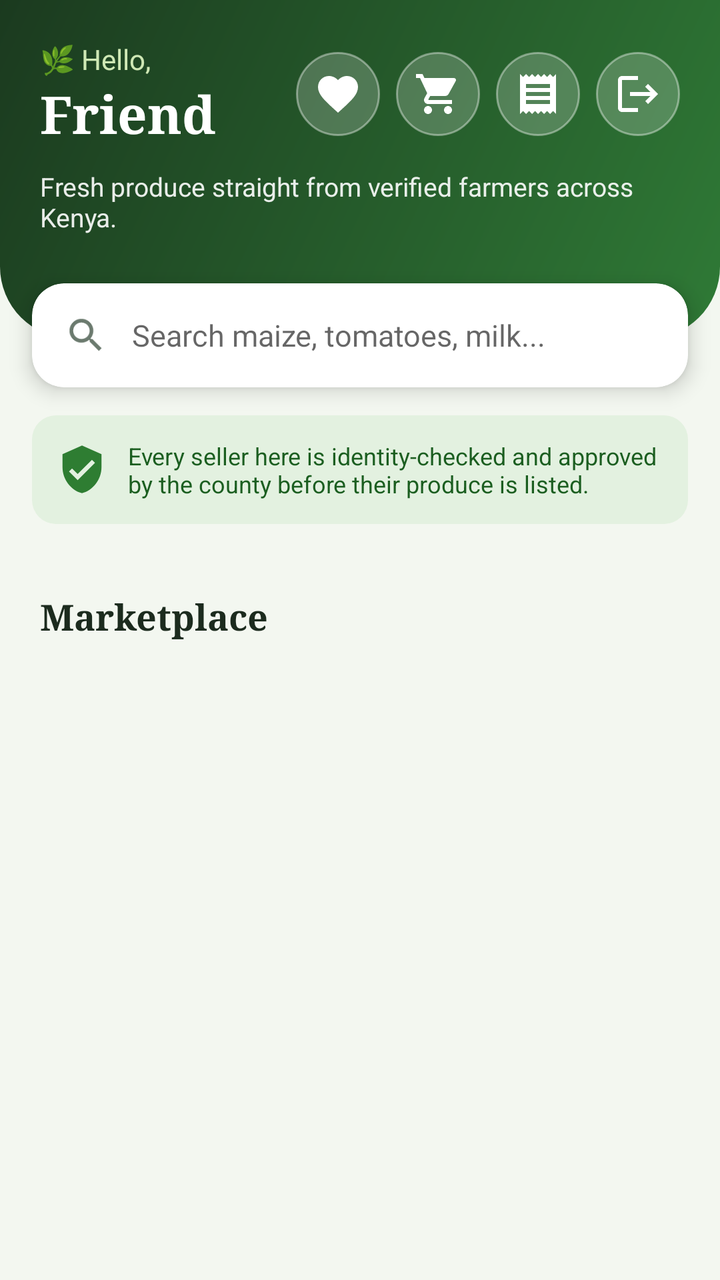
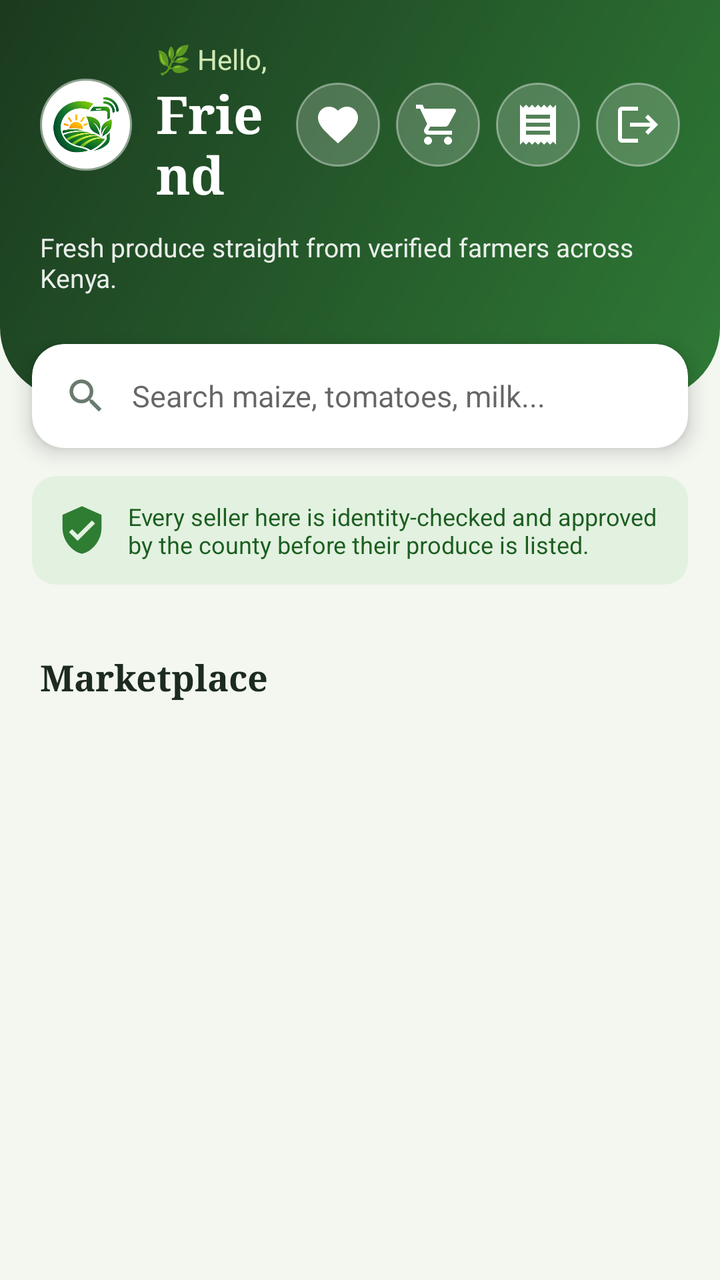

Two renders of the same Android screen: before a commit and after it. Below are the layout's source before the change and the commit's diff.
<!-- AndroidManifest.xml: activity theme Theme.FarmConnect.FarmerDash -->
<!-- res/layout/activity_buyer_home.xml -->
<?xml version="1.0" encoding="utf-8"?>
<androidx.core.widget.NestedScrollView xmlns:android="http://schemas.android.com/apk/res/android"
    xmlns:app="http://schemas.android.com/apk/res-auto"
    android:layout_width="match_parent" android:layout_height="match_parent"
    android:background="@color/fc_bg" android:fillViewport="true" android:scrollbars="none">

    <LinearLayout android:layout_width="match_parent" android:layout_height="wrap_content"
        android:orientation="vertical">

        
        <LinearLayout android:layout_width="match_parent" android:layout_height="wrap_content"
            android:background="@drawable/bg_dash_header" android:orientation="vertical"
            android:paddingBottom="52dp" android:paddingStart="20dp" android:paddingEnd="20dp"
            android:paddingTop="20dp">
            <LinearLayout android:layout_width="match_parent" android:layout_height="wrap_content"
                android:gravity="center_vertical" android:orientation="horizontal">
                <LinearLayout android:layout_width="0dp" android:layout_height="wrap_content"
                    android:layout_weight="1" android:orientation="vertical">
                    <TextView android:layout_width="wrap_content" android:layout_height="wrap_content"
                        android:text="@string/t_d7f55953" android:textColor="#CFE8B5" android:textSize="14sp" />
                    <TextView android:id="@+id/tvGreeting" android:layout_width="wrap_content"
                        android:layout_height="wrap_content" android:fontFamily="serif" android:text="@string/t_930a9184"
                        android:textColor="#FFFFFF" android:textSize="26sp" android:textStyle="bold" />
                </LinearLayout>
                <ImageButton android:id="@+id/btnWishlist" android:layout_width="42dp" android:layout_height="42dp"
                    android:background="@drawable/bg_icon_glass" android:contentDescription="@string/t_641254d7"
                    android:padding="10dp" android:src="@drawable/ic_heart" android:tint="#FFFFFF" />
                <ImageButton android:id="@+id/btnCart" android:layout_width="42dp" android:layout_height="42dp"
                    android:layout_marginStart="8dp" android:background="@drawable/bg_icon_glass"
                    android:contentDescription="@string/t_a85eba4c" android:padding="10dp" android:src="@drawable/ic_cart"
                    android:tint="#FFFFFF" />
                <ImageButton android:id="@+id/btnOrders" android:layout_width="42dp" android:layout_height="42dp"
                    android:layout_marginStart="8dp" android:background="@drawable/bg_icon_glass"
                    android:contentDescription="@string/t_74ecd923" android:padding="10dp" android:src="@drawable/ic_receipt"
                    android:tint="#FFFFFF" />
                <ImageButton android:id="@+id/btnLogout" android:layout_width="42dp" android:layout_height="42dp"
                    android:layout_marginStart="8dp" android:background="@drawable/bg_icon_glass"
                    android:contentDescription="@string/t_4394c8d8" android:padding="10dp" android:src="@drawable/ic_logout"
                    android:tint="#FFFFFF" />
            </LinearLayout>
            <TextView android:layout_width="wrap_content" android:layout_height="wrap_content"
                android:layout_marginTop="10dp" android:text="@string/t_9c0990f6"
                android:textColor="#E6FFFFFF" android:textSize="13sp" />
        </LinearLayout>

        
        <com.google.android.material.card.MaterialCardView android:layout_width="match_parent"
            android:layout_height="wrap_content" android:layout_marginStart="16dp" android:layout_marginEnd="16dp"
            android:layout_marginTop="-28dp" app:cardBackgroundColor="@color/fc_card" app:cardCornerRadius="16dp"
            app:cardElevation="6dp" app:strokeWidth="0dp">
            <LinearLayout android:layout_width="match_parent" android:layout_height="wrap_content"
                android:gravity="center_vertical" android:orientation="horizontal" android:paddingStart="16dp"
                android:paddingEnd="8dp">
                <ImageView android:layout_width="22dp" android:layout_height="22dp" android:contentDescription="@string/t_13348442"
                    android:src="@drawable/ic_search" android:tint="@color/fc_muted" />
                <EditText android:id="@+id/etSearch" android:layout_width="0dp" android:layout_height="52dp"
                    android:layout_weight="1" android:background="@null" android:hint="@string/t_b30eeae8"
                    android:imeOptions="actionSearch" android:inputType="text" android:maxLines="1"
                    android:paddingStart="12dp" android:paddingEnd="12dp" android:textSize="15sp" />
            </LinearLayout>
        </com.google.android.material.card.MaterialCardView>

        
        <LinearLayout android:layout_width="match_parent" android:layout_height="wrap_content"
            android:layout_marginStart="16dp" android:layout_marginEnd="16dp" android:layout_marginTop="14dp"
            android:background="@drawable/bg_chip" android:backgroundTint="#E3F1E0" android:gravity="center_vertical"
            android:orientation="horizontal" android:padding="12dp">
            <ImageView android:layout_width="26dp" android:layout_height="26dp" android:contentDescription="@string/t_3f68e67d"
                android:src="@drawable/ic_verified" android:tint="@color/fc_primary" />
            <TextView android:layout_width="0dp" android:layout_height="wrap_content" android:layout_marginStart="10dp"
                android:layout_weight="1" android:text="@string/t_5ddbdf55"
                android:textColor="#1B5E20" android:textSize="12sp" />
        </LinearLayout>


    <HorizontalScrollView android:layout_width="match_parent" android:layout_height="wrap_content"
        android:clipToPadding="false" android:paddingEnd="12dp" android:paddingStart="12dp" android:paddingTop="12dp"
        android:scrollbars="none">
        <LinearLayout android:id="@+id/hubContainer" android:layout_width="wrap_content" android:layout_height="wrap_content"
            android:orientation="horizontal" />
    </HorizontalScrollView>

        
        <HorizontalScrollView android:layout_width="match_parent" android:layout_height="wrap_content"
            android:layout_marginTop="8dp" android:scrollbars="none">
            <com.google.android.material.chip.ChipGroup android:id="@+id/chipGroup"
                android:layout_width="wrap_content" android:layout_height="wrap_content"
                android:paddingStart="12dp" android:paddingEnd="12dp" android:paddingTop="4dp" android:paddingBottom="4dp"
                app:selectionRequired="true" app:singleLine="true" app:singleSelection="true" />
        </HorizontalScrollView>

        <LinearLayout android:layout_width="match_parent" android:layout_height="wrap_content"
            android:gravity="center_vertical" android:orientation="horizontal" android:paddingStart="20dp"
            android:paddingEnd="20dp" android:paddingTop="6dp">
            <TextView android:id="@+id/tvCount" android:layout_width="0dp" android:layout_height="wrap_content"
                android:layout_weight="1" android:fontFamily="serif" android:text="@string/t_675e31b9"
                android:textColor="@color/fc_text" android:textSize="18sp" android:textStyle="bold" />
            <ProgressBar android:id="@+id/progress" android:layout_width="22dp" android:layout_height="22dp"
                android:visibility="gone" />
        </LinearLayout>

        <TextView android:id="@+id/tvEmpty" android:layout_width="match_parent" android:layout_height="wrap_content"
            android:gravity="center" android:padding="36dp"
            android:text="@string/t_d434f4b8"
            android:textColor="@color/fc_muted" android:visibility="gone" />

        <androidx.recyclerview.widget.RecyclerView android:id="@+id/rv" android:layout_width="match_parent"
            android:layout_height="wrap_content" android:nestedScrollingEnabled="false"
            android:paddingBottom="24dp" />
    </LinearLayout>
</androidx.core.widget.NestedScrollView>
<!-- resources referenced by this layout -->
<resources>
  <color name="fc_bg">#F3F7F0</color>
  <color name="fc_card">#FFFFFF</color>
  <color name="fc_muted">#6B7A6E</color>
  <color name="fc_primary">#2E7D32</color>
  <color name="fc_text">#1C2B1E</color>
  <!-- drawable bg_chip (drawable) -->
  <?xml version="1.0" encoding="utf-8"?>
  <shape xmlns:android="http://schemas.android.com/apk/res/android" android:shape="rectangle">
      <solid android:color="#FFFFFF" />
      <corners android:radius="12dp" />
  </shape>
  <!-- drawable bg_dash_header (drawable) -->
  <?xml version="1.0" encoding="utf-8"?>
  <shape xmlns:android="http://schemas.android.com/apk/res/android" android:shape="rectangle">
      <gradient android:angle="315" android:startColor="#1B3A1F" android:endColor="#2F7A36" />
      <corners android:bottomLeftRadius="36dp" android:bottomRightRadius="36dp" />
  </shape>
  <!-- drawable bg_icon_glass (drawable) -->
  <?xml version="1.0" encoding="utf-8"?>
  <shape xmlns:android="http://schemas.android.com/apk/res/android" android:shape="oval">
      <solid android:color="#33FFFFFF" />
      <stroke android:width="1dp" android:color="#66FFFFFF" />
  </shape>
  <!-- drawable ic_logout (drawable) -->
  <vector xmlns:android="http://schemas.android.com/apk/res/android"
      android:width="24dp" android:height="24dp" android:viewportWidth="24" android:viewportHeight="24">
      <path android:fillColor="#FF000000" android:pathData="M17,7l-1.41,1.41L18.17,11H8v2h10.17l-2.58,2.58L17,17l5,-5zM4,5h8V3H4c-1.1,0 -2,0.9 -2,2v14c0,1.1 0.9,2 2,2h8v-2H4V5z" />
  </vector>
  <!-- drawable ic_verified (drawable) -->
  <vector xmlns:android="http://schemas.android.com/apk/res/android"
      android:width="24dp" android:height="24dp" android:viewportWidth="24" android:viewportHeight="24">
      <path android:fillColor="#FF000000"
          android:pathData="M12,1L3,5v6c0,5.55 3.84,10.74 9,12 5.16,-1.26 9,-6.45 9,-12V5l-9,-4zM10,17l-4,-4 1.41,-1.41L10,14.17l6.59,-6.59L18,9l-8,8z" />
  </vector>
  <string name="t_13348442">Search</string>
  <string name="t_3f68e67d">Verified</string>
  <string name="t_4394c8d8">Log out</string>
  <string name="t_5ddbdf55">Every seller here is identity-checked and approved by the county before their produce is listed.</string>
  <string name="t_641254d7">Wishlist</string>
  <string name="t_675e31b9">Marketplace</string>
  <string name="t_74ecd923">My orders</string>
  <string name="t_930a9184">Friend</string>
  <string name="t_9c0990f6">Fresh produce straight from verified farmers across Kenya.</string>
  <string name="t_a85eba4c">Cart</string>
  <string name="t_b30eeae8">Search maize, tomatoes, milk...</string>
  <string name="t_d434f4b8">No products to show yet.\nNew produce appears here once farmers are verified.</string>
  <string name="t_d7f55953">🌿 Hello,</string>
  <style name="Theme.FarmConnect.FarmerDash" parent="Theme.MaterialComponents.Light.NoActionBar">
          <item name="colorPrimary">#2E7D32</item>
          <item name="colorPrimaryVariant">@color/fc_dark</item>
          <item name="colorOnPrimary">#FFFFFF</item>
          <item name="colorSecondary">#F9A825</item>
          <item name="android:statusBarColor">@color/fc_dark</item>
          <item name="android:windowBackground">@color/fc_bg</item>
      </style>
  <color name="fc_dark">#1B3A1F</color>
  <!-- unchanged entries left out for length: 4 -->
</resources>

<!-- the commit's change to res/layout/activity_buyer_home.xml (unified diff, before → after) -->
@@ -14,6 +14,10 @@
             android:paddingTop="20dp">
             <LinearLayout android:layout_width="match_parent" android:layout_height="wrap_content"
                 android:gravity="center_vertical" android:orientation="horizontal">
+                <ImageView android:layout_width="46dp" android:layout_height="46dp"
+                    android:layout_marginEnd="12dp" android:background="@drawable/bg_logo_badge"
+                    android:contentDescription="@string/app_name" android:padding="6dp"
+                    android:src="@drawable/fc_logo_mark" />
                 <LinearLayout android:layout_width="0dp" android:layout_height="wrap_content"
                     android:layout_weight="1" android:orientation="vertical">
                     <TextView android:layout_width="wrap_content" android:layout_height="wrap_content"
<!-- resource entries referenced after the edit -->
@@ -23,6 +23,13 @@
       <solid android:color="#33FFFFFF" />
       <stroke android:width="1dp" android:color="#66FFFFFF" />
   </shape>
+  <!-- drawable bg_logo_badge (drawable) -->
+  <?xml version="1.0" encoding="utf-8"?>
+  <shape xmlns:android="http://schemas.android.com/apk/res/android" android:shape="oval">
+      <solid android:color="#FFFFFF" />
+      <stroke android:width="2dp" android:color="#80FFFFFF" />
+  </shape>
+  <!-- drawable fc_logo_mark: png bitmap (drawable-nodpi, 79980 bytes) -->
   <!-- drawable ic_logout (drawable) -->
   <vector xmlns:android="http://schemas.android.com/apk/res/android"
       android:width="24dp" android:height="24dp" android:viewportWidth="24" android:viewportHeight="24">
@@ -34,6 +41,7 @@
       <path android:fillColor="#FF000000"
           android:pathData="M12,1L3,5v6c0,5.55 3.84,10.74 9,12 5.16,-1.26 9,-6.45 9,-12V5l-9,-4zM10,17l-4,-4 1.41,-1.41L10,14.17l6.59,-6.59L18,9l-8,8z" />
   </vector>
+  <string name="app_name">FarmConnect</string>
   <string name="t_13348442">Search</string>
   <string name="t_3f68e67d">Verified</string>
   <string name="t_4394c8d8">Log out</string>
